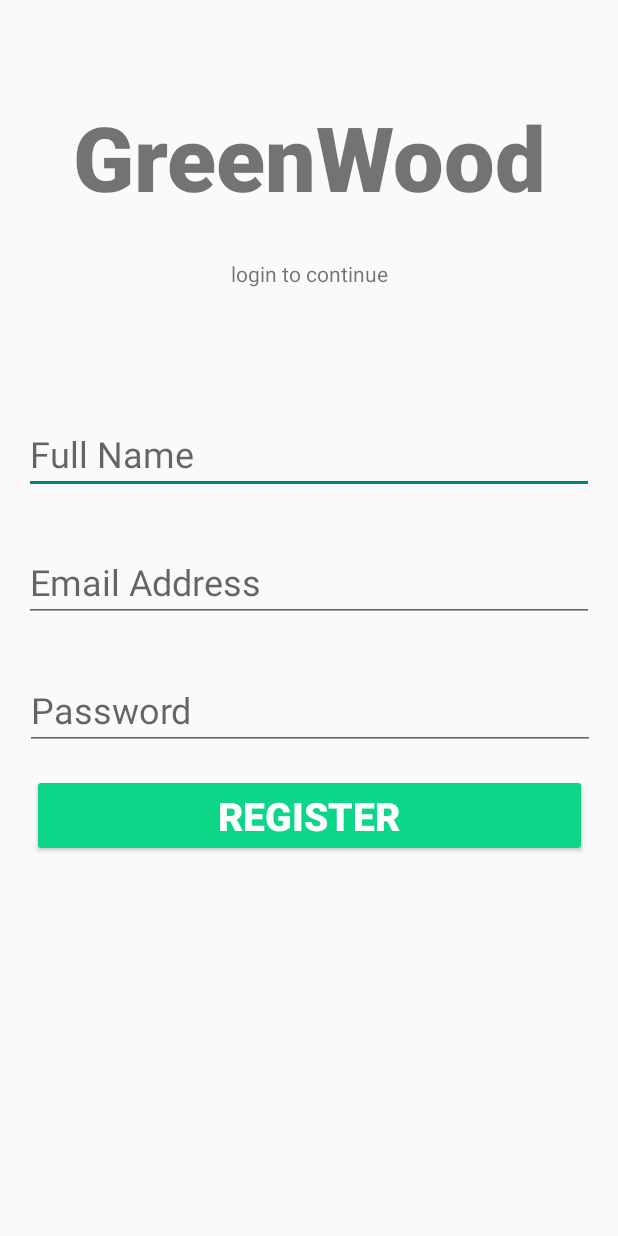
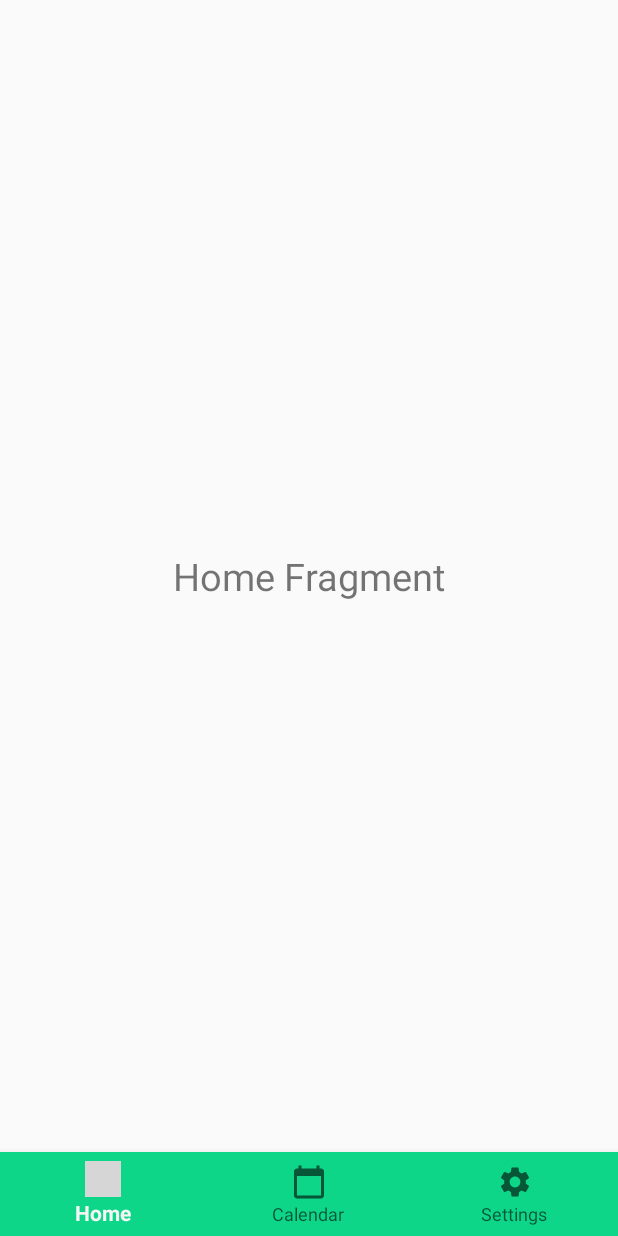
Before and after one commit to 0505eok/GreenWood, an Android app: the screen it shows after launch (register_page before the commit, navigate_main after it), after a tap on "Register", on a phone screen of 412 x 824 dp. Run offline under Robolectric (Android 15) with nearby library versions, the phone set to English and light mode, and no system bars; our stand-ins replace Firebase (no records; nobody signed in at launch, a user with empty details on screens opened directly); grey boxes are pictures that could not be loaded.

Commit message:
navigation view added

```diff
--- a/app/build.gradle
+++ b/app/build.gradle
@@ -40,6 +40,7 @@ dependencies {
     implementation 'androidx.constraintlayout:constraintlayout:2.1.3'
     implementation 'com.google.firebase:firebase-auth:19.2.0'
     implementation 'com.google.firebase:firebase-database:20.0.0'
+    implementation 'androidx.legacy:legacy-support-v4:1.0.0'
     testImplementation 'junit:junit:4.13.2'
     androidTestImplementation 'androidx.test.ext:junit:1.1.3'
     androidTestImplementation 'androidx.test.espresso:espresso-core:3.4.0'
--- a/app/src/main/AndroidManifest.xml
+++ b/app/src/main/AndroidManifest.xml
@@ -9,6 +9,9 @@
         android:roundIcon="@mipmap/ic_launcher_round"
         android:supportsRtl="true"
         android:theme="@style/Theme.GreenWoodApp">
+        <activity
+            android:name=".navigate_main"
+            android:exported="false" />
         <activity
             android:name=".register_page"
             android:exported="false" />
@@ -22,10 +25,11 @@
             </intent-filter>
             >
         </activity>
+        <activity android:name=".main_page" />
         <activity android:name=".Calendar.CalendarActivity" />
         <activity android:name=".Call.CallActivity" />
         <activity android:name=".Calendar.EventEditActivity" />
-        <activity android:name=".Calendar.WeekViewActivity"/>
+        <activity android:name=".Calendar.WeekViewActivity" />
     </application>
 
 </manifest>
--- /dev/null
+++ b/app/src/main/java/com/example/greenwoodapp/CalendarFragment.java
@@ -0,0 +1,49 @@
+package com.example.greenwoodapp;
+
+import android.os.Bundle;
+import android.view.LayoutInflater;
+import android.view.View;
+import android.view.ViewGroup;
+
+import androidx.fragment.app.Fragment;
+
+public class CalendarFragment extends Fragment {
+
+    // TODO: Rename parameter arguments, choose names that match
+    // the fragment initialization parameters, e.g. ARG_ITEM_NUMBER
+    private static final String ARG_PARAM1 = "param1";
+    private static final String ARG_PARAM2 = "param2";
+
+    // TODO: Rename and change types of parameters
+    private String mParam1;
+    private String mParam2;
+
+    public CalendarFragment() {
+        // Required empty public constructor
+    }
+
+    public static CalendarFragment newInstance(String param1, String param2) {
+        CalendarFragment fragment = new CalendarFragment();
+        Bundle args = new Bundle();
+        args.putString(ARG_PARAM1, param1);
+        args.putString(ARG_PARAM2, param2);
+        fragment.setArguments(args);
+        return fragment;
+    }
+
+    @Override
+    public void onCreate(Bundle savedInstanceState) {
+        super.onCreate(savedInstanceState);
+        if (getArguments() != null) {
+            mParam1 = getArguments().getString(ARG_PARAM1);
+            mParam2 = getArguments().getString(ARG_PARAM2);
+        }
+    }
+
+    @Override
+    public View onCreateView(LayoutInflater inflater, ViewGroup container,
+                             Bundle savedInstanceState) {
+        // Inflate the layout for this fragment
+        return inflater.inflate(R.layout.fragment_calendar, container, false);
+    }
+}
--- /dev/null
+++ b/app/src/main/java/com/example/greenwoodapp/HomeFragment.java
@@ -0,0 +1,49 @@
+package com.example.greenwoodapp;
+
+import android.os.Bundle;
+import android.view.LayoutInflater;
+import android.view.View;
+import android.view.ViewGroup;
+
+import androidx.fragment.app.Fragment;
+
+public class HomeFragment extends Fragment {
+
+    // TODO: Rename parameter arguments, choose names that match
+    // the fragment initialization parameters, e.g. ARG_ITEM_NUMBER
+    private static final String ARG_PARAM1 = "param1";
+    private static final String ARG_PARAM2 = "param2";
+
+    // TODO: Rename and change types of parameters
+    private String mParam1;
+    private String mParam2;
+
+    public HomeFragment() {
+        // Required empty public constructor
+    }
+
+    public static HomeFragment newInstance(String param1, String param2) {
+        HomeFragment fragment = new HomeFragment();
+        Bundle args = new Bundle();
+        args.putString(ARG_PARAM1, param1);
+        args.putString(ARG_PARAM2, param2);
+        fragment.setArguments(args);
+        return fragment;
+    }
+
+    @Override
+    public void onCreate(Bundle savedInstanceState) {
+        super.onCreate(savedInstanceState);
+        if (getArguments() != null) {
+            mParam1 = getArguments().getString(ARG_PARAM1);
+            mParam2 = getArguments().getString(ARG_PARAM2);
+        }
+    }
+
+    @Override
+    public View onCreateView(LayoutInflater inflater, ViewGroup container,
+                             Bundle savedInstanceState) {
+        // Inflate the layout for this fragment
+        return inflater.inflate(R.layout.fragment_home, container, false);
+    }
+}
--- /dev/null
+++ b/app/src/main/java/com/example/greenwoodapp/SettingsFragment.java
@@ -0,0 +1,58 @@
+package com.example.greenwoodapp;
+
+import android.os.Bundle;
+import android.view.LayoutInflater;
+import android.view.View;
+import android.view.ViewGroup;
+
+import androidx.fragment.app.Fragment;
+
+public class SettingsFragment extends Fragment {
+
+    // TODO: Rename parameter arguments, choose names that match
+    // the fragment initialization parameters, e.g. ARG_ITEM_NUMBER
+    private static final String ARG_PARAM1 = "param1";
+    private static final String ARG_PARAM2 = "param2";
+
+    // TODO: Rename and change types of parameters
+    private String mParam1;
+    private String mParam2;
+
+    public SettingsFragment() {
+        // Required empty public constructor
+    }
+
+    /**
+     * Use this factory method to create a new instance of
+     * this fragment using the provided parameters.
+     *
+     * @param param1 Parameter 1.
+     * @param param2 Parameter 2.
+     * @return A new instance of fragment SettingsFragment.
+     */
+    // TODO: Rename and change types and number of parameters
+    public static SettingsFragment newInstance(String param1, String param2) {
+        SettingsFragment fragment = new SettingsFragment();
+        Bundle args = new Bundle();
+        args.putString(ARG_PARAM1, param1);
+        args.putString(ARG_PARAM2, param2);
+        fragment.setArguments(args);
+        return fragment;
+    }
+
+    @Override
+    public void onCreate(Bundle savedInstanceState) {
+        super.onCreate(savedInstanceState);
+        if (getArguments() != null) {
+            mParam1 = getArguments().getString(ARG_PARAM1);
+            mParam2 = getArguments().getString(ARG_PARAM2);
+        }
+    }
+
+    @Override
+    public View onCreateView(LayoutInflater inflater, ViewGroup container,
+                             Bundle savedInstanceState) {
+        // Inflate the layout for this fragment
+        return inflater.inflate(R.layout.fragment_settings, container, false);
+    }
+}
--- a/app/src/main/java/com/example/greenwoodapp/login_page.java
+++ b/app/src/main/java/com/example/greenwoodapp/login_page.java
@@ -52,7 +52,7 @@ public class login_page extends AppCompatActivity implements View.OnClickListene
     public void onClick(View view) {
         switch (view.getId()){
             case R.id.register:
-                startActivity(new Intent(this, register_page.class));
+                startActivity(new Intent(this, navigate_main.class));
                 break ;
 
             case R.id.Login:
--- /dev/null
+++ b/app/src/main/java/com/example/greenwoodapp/navigate_main.java
@@ -0,0 +1,48 @@
+package com.example.greenwoodapp;
+
+import android.os.Bundle;
+import android.view.MenuItem;
+
+import androidx.appcompat.app.AppCompatActivity;
+
+import com.google.android.material.bottomnavigation.BottomNavigationView;
+import com.google.android.material.navigation.NavigationBarView;
+
+public class navigate_main extends AppCompatActivity {
+
+    BottomNavigationView bottomNavigationView;
+
+    HomeFragment homeFragment = new HomeFragment();
+    SettingsFragment settingsFragment = new SettingsFragment();
+    CalendarFragment calendarFragment = new CalendarFragment();
+
+    @Override
+    protected void onCreate(Bundle savedInstanceState) {
+        super.onCreate(savedInstanceState);
+        setContentView(R.layout.activity_navigate_main);
+
+        bottomNavigationView = findViewById(R.id.bottom_navigation);
+        getSupportFragmentManager().beginTransaction().replace(R.id.container, homeFragment).commit();
+
+        bottomNavigationView.setOnItemSelectedListener(new NavigationBarView.OnItemSelectedListener() {
+            @Override
+            public boolean onNavigationItemSelected(MenuItem item) {
+                switch (item.getItemId()){
+                    case R.id.home:
+                        getSupportFragmentManager().beginTransaction().replace(R.id.container, homeFragment).commit();
+                        return true;
+
+                    case R.id.calendar:
+                        getSupportFragmentManager().beginTransaction().replace(R.id.container, calendarFragment).commit();
+                        return true;
+
+                    case R.id.settings:
+                        getSupportFragmentManager().beginTransaction().replace(R.id.container, settingsFragment).commit();
+                        return true;
+                }
+
+                return false;
+            }
+        });
+    }
+}
--- /dev/null
+++ b/app/src/main/res/drawable/ic_baseline_calendar_today_24.xml
@@ -0,0 +1,10 @@
+<vector xmlns:android="http://schemas.android.com/apk/res/android"
+    android:width="24dp"
+    android:height="24dp"
+    android:viewportWidth="24"
+    android:viewportHeight="24"
+    android:tint="?attr/colorControlNormal">
+  <path
+      android:fillColor="@android:color/white"
+      android:pathData="M20,3h-1L19,1h-2v2L7,3L7,1L5,1v2L4,3c-1.1,0 -2,0.9 -2,2v16c0,1.1 0.9,2 2,2h16c1.1,0 2,-0.9 2,-2L22,5c0,-1.1 -0.9,-2 -2,-2zM20,21L4,21L4,8h16v13z"/>
+</vector>
--- /dev/null
+++ b/app/src/main/res/drawable/ic_baseline_settings_24.xml
@@ -0,0 +1,10 @@
+<vector xmlns:android="http://schemas.android.com/apk/res/android"
+    android:width="24dp"
+    android:height="24dp"
+    android:viewportWidth="24"
+    android:viewportHeight="24"
+    android:tint="?attr/colorControlNormal">
+  <path
+      android:fillColor="@android:color/white"
+      android:pathData="M19.14,12.94c0.04,-0.3 0.06,-0.61 0.06,-0.94c0,-0.32 -0.02,-0.64 -0.07,-0.94l2.03,-1.58c0.18,-0.14 0.23,-0.41 0.12,-0.61l-1.92,-3.32c-0.12,-0.22 -0.37,-0.29 -0.59,-0.22l-2.39,0.96c-0.5,-0.38 -1.03,-0.7 -1.62,-0.94L14.4,2.81c-0.04,-0.24 -0.24,-0.41 -0.48,-0.41h-3.84c-0.24,0 -0.43,0.17 -0.47,0.41L9.25,5.35C8.66,5.59 8.12,5.92 7.63,6.29L5.24,5.33c-0.22,-0.08 -0.47,0 -0.59,0.22L2.74,8.87C2.62,9.08 2.66,9.34 2.86,9.48l2.03,1.58C4.84,11.36 4.8,11.69 4.8,12s0.02,0.64 0.07,0.94l-2.03,1.58c-0.18,0.14 -0.23,0.41 -0.12,0.61l1.92,3.32c0.12,0.22 0.37,0.29 0.59,0.22l2.39,-0.96c0.5,0.38 1.03,0.7 1.62,0.94l0.36,2.54c0.05,0.24 0.24,0.41 0.48,0.41h3.84c0.24,0 0.44,-0.17 0.47,-0.41l0.36,-2.54c0.59,-0.24 1.13,-0.56 1.62,-0.94l2.39,0.96c0.22,0.08 0.47,0 0.59,-0.22l1.92,-3.32c0.12,-0.22 0.07,-0.47 -0.12,-0.61L19.14,12.94zM12,15.6c-1.98,0 -3.6,-1.62 -3.6,-3.6s1.62,-3.6 3.6,-3.6s3.6,1.62 3.6,3.6S13.98,15.6 12,15.6z"/>
+</vector>
--- a/app/src/main/res/layout/activity_login_page2.xml
+++ b/app/src/main/res/layout/activity_login_page2.xml
@@ -65,7 +65,7 @@
         android:layout_width="370sp"
         android:layout_height="wrap_content"
         android:layout_marginTop="16dp"
-        android:backgroundTint="#0ED689"
+        android:backgroundTint="@color/green"
         android:text="Login"
         android:textAlignment="center"
         android:textColor="@color/white"
--- a/app/src/main/res/layout/activity_main.xml
+++ b/app/src/main/res/layout/activity_main.xml
@@ -29,4 +29,5 @@
             tools:ignore="MissingConstraints" />
     </LinearLayout>
 
+
 </androidx.constraintlayout.widget.ConstraintLayout>
--- /dev/null
+++ b/app/src/main/res/layout/activity_navigate_main.xml
@@ -0,0 +1,24 @@
+<?xml version="1.0" encoding="utf-8"?>
+<RelativeLayout xmlns:android="http://schemas.android.com/apk/res/android"
+    xmlns:app="http://schemas.android.com/apk/res-auto"
+    xmlns:tools="http://schemas.android.com/tools"
+    android:layout_width="match_parent"
+    android:layout_height="match_parent"
+    tools:context=".navigate_main">
+
+    <FrameLayout
+        android:layout_width="match_parent"
+        android:layout_height="match_parent"
+        android:id="@+id/container"
+
+        android:layout_above="@id/bottom_navigation"/>
+
+    <com.google.android.material.bottomnavigation.BottomNavigationView
+        android:id="@+id/bottom_navigation"
+        android:layout_width="match_parent"
+        android:layout_height="wrap_content"
+        android:layout_alignParentBottom="true"
+        android:background="@color/green"
+
+        app:menu="@menu/bottom_nav_menu" />
+</RelativeLayout>
--- /dev/null
+++ b/app/src/main/res/layout/fragment_home.xml
@@ -0,0 +1,14 @@
+<?xml version="1.0" encoding="utf-8"?>
+<RelativeLayout xmlns:android="http://schemas.android.com/apk/res/android"
+    xmlns:tools="http://schemas.android.com/tools"
+    android:layout_width="match_parent"
+    android:layout_height="match_parent"
+    tools:context=".HomeFragment">
+
+    <TextView
+        android:layout_width="wrap_content"
+        android:layout_height="wrap_content"
+        android:text="Home Fragment"
+        android:textSize="25dp"
+        android:layout_centerInParent="true"/>
+</RelativeLayout>
--- /dev/null
+++ b/app/src/main/res/menu/bottom_nav_menu.xml
@@ -0,0 +1,12 @@
+<?xml version="1.0" encoding="utf-8"?>
+<menu xmlns:android="http://schemas.android.com/apk/res/android">
+    <item android:id="@+id/home"
+        android:title="Home"
+        android:icon="@drawable/ic_baseline_home_24"/>
+    <item android:id="@+id/calendar"
+        android:title="Calendar"
+        android:icon="@drawable/ic_baseline_calendar_today_24"/>
+    <item android:id="@+id/settings"
+        android:title="Settings"
+        android:icon="@drawable/ic_baseline_settings_24"/>
+</menu>
--- a/app/src/main/res/values/colors.xml
+++ b/app/src/main/res/values/colors.xml
@@ -9,4 +9,5 @@
     <color name="teal_700">#FF018786</color>
     <color name="black">#FF000000</color>
     <color name="white">#FFFFFFFF</color>
+    <color name="green">#0ED689</color>
 </resources>
--- a/app/src/main/res/values/strings.xml
+++ b/app/src/main/res/values/strings.xml
@@ -2,4 +2,6 @@
     <string name="app_name">GreenWoodApp</string>
     <string name="forward"><![CDATA[->]]></string>
     <string name="back"><![CDATA[<-]]></string>
+    <!-- TODO: Remove or change this placeholder text -->
+    <string name="hello_blank_fragment">Hello blank fragment</string>
 </resources>
```
Also changed, not shown: app/src/main/res/layout/fragment_calendar.xml (added, +15 -0 lines), app/src/main/res/layout/fragment_settings.xml (added, +15 -0 lines).
